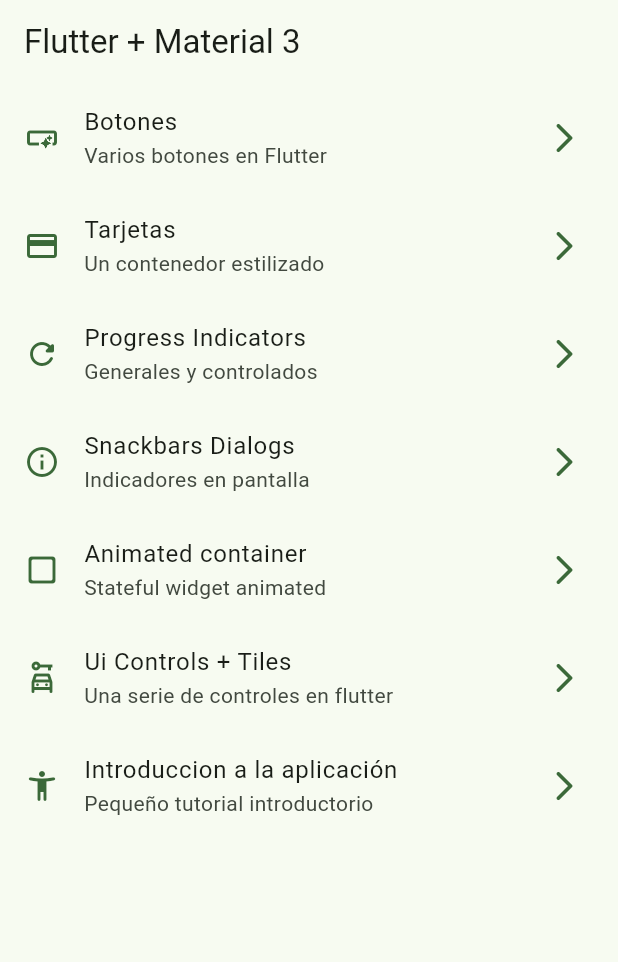
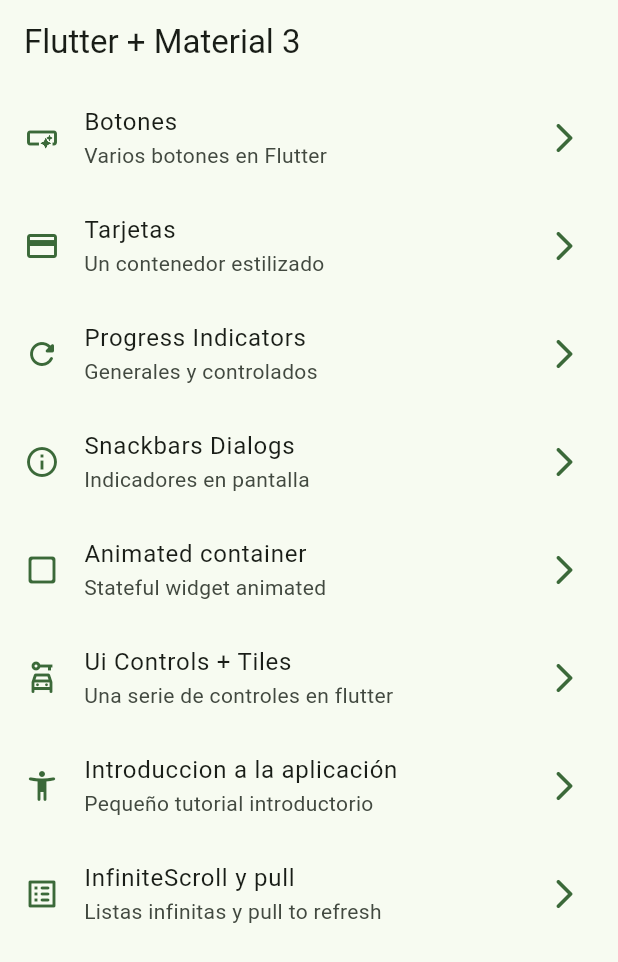
Before and after one commit to AFTR05/widgets_app, a Flutter app: the screen it shows after launch, on a phone screen of 412 x 824 dp. Shown: the top 962 px of the screen. Run offline on Flutter 3.47's test engine with Material 3 defaults, Android fonts, the phone set to English and light mode, and no system bars; our stand-ins replace animate_do, go_router.

Commit message:
feat infinite scroll image

```diff
--- a/lib/config/menu/menu_item.dart
+++ b/lib/config/menu/menu_item.dart
@@ -56,5 +56,11 @@ const appMenuItems = <MenuItem>[
     subtitle: 'Pequeño tutorial introductorio',
     link: '/tutorial',
     icon: Icons.accessibility_new_rounded
+  ),
+  MenuItem(
+    title: 'InfiniteScroll y pull',
+    subtitle: 'Listas infinitas y pull to refresh',
+    link: '/infinite',
+    icon: Icons.list_alt_rounded
   )
 ];
--- a/lib/config/router/app_router.dart
+++ b/lib/config/router/app_router.dart
@@ -44,5 +44,10 @@ final appRouter = GoRouter(
       path: '/tutorial',
       builder: (context, state) => const AppTutorialScreen()
     ),
+    GoRoute(
+      name: InfiniteScrollScreen.name,
+      path: '/infinite',
+      builder: (context, state) => const InfiniteScrollScreen()
+    ),
   ]
 );
```
Also changed, not shown: lib/presentation/screens/inifinite_scroll/infinite_scroll_screen.dart (+37 -2 lines).
